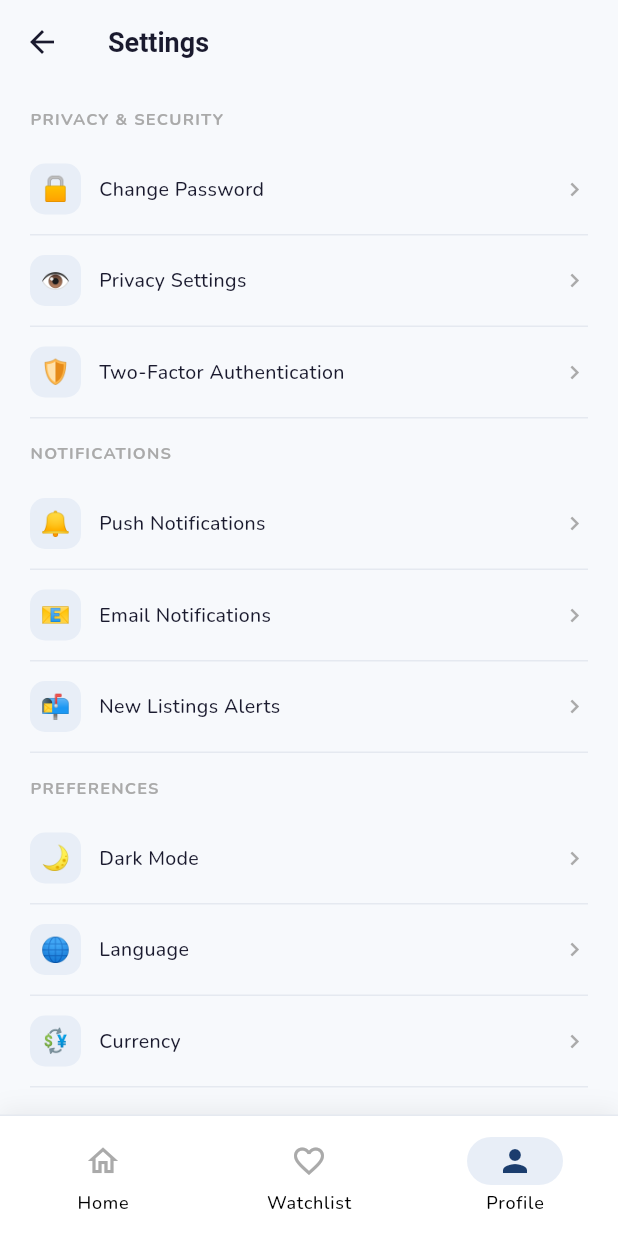
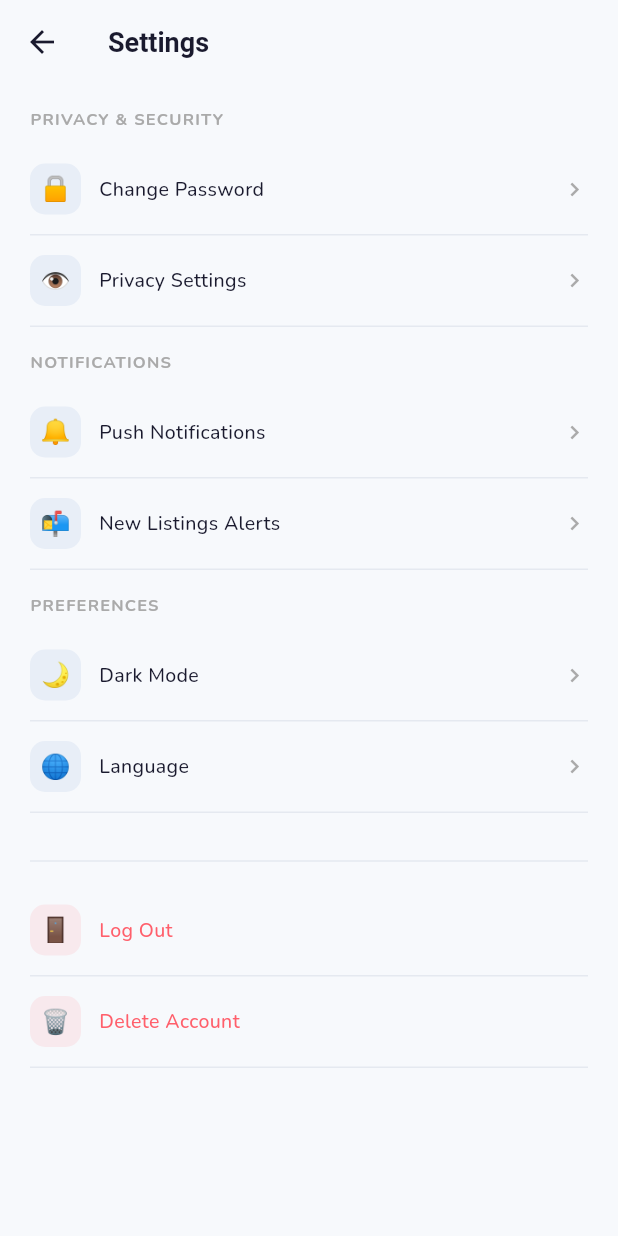
Before and after one commit to Firdaom/2GoodsMate, a Flutter app: the ProfileScreen screen opened by its route, after a tap on "⚙️", on a phone screen of 412 x 824 dp. Run offline on Flutter 3.47's test engine with Material 3 defaults, Android fonts, the phone set to English and light mode, and no system bars; our stand-ins replace cloud_firestore, firebase_auth, firebase_core, firebase_storage, flutter_riverpod, go_router and 2 more; accounts and stored records are empty; network calls fail.

Commit message:
button tab bar& register

```diff
--- a/lib/core/router/app_router.dart
+++ b/lib/core/router/app_router.dart
@@ -1,6 +1,8 @@
 import 'package:go_router/go_router.dart';
 import 'package:firebase_auth/firebase_auth.dart';
 import 'package:flutter/material.dart';
+import 'package:anigoods/models/item_model.dart';
+import 'package:anigoods/models/user_model.dart';
 import 'package:anigoods/features/auth/screens/login_screen.dart';
 import 'package:anigoods/features/auth/screens/register_screen.dart';
 import 'package:anigoods/features/auth/screens/verify_email_screen.dart';
@@ -10,9 +12,16 @@
 import 'package:anigoods/features/splash/screens/splash_screen.dart';
 import 'package:anigoods/features/landing/screens/landing_screen.dart';
 import 'package:anigoods/core/widgets/main_shell.dart';
+import 'package:anigoods/features/item_detail/screens/item_detail_screen.dart';
+import 'package:anigoods/features/profile/screens/setting_screen.dart';
+import 'package:anigoods/features/profile/screens/edit_profile_screen.dart';
 import 'dart:async';
 
-// Enum for route NAMES — used with context.goNamed() / context.pushNamed()
+// สร้าง Navigator Key เพื่อแยกเลเยอร์ (Root = เต็มจอ, Shell = มีเมนูล่าง)
+final _rootNavigatorKey = GlobalKey<NavigatorState>(debugLabel: 'root');
+final _shellNavigatorKey = GlobalKey<NavigatorState>(debugLabel: 'shell');
+
+// Enum for route NAMES
 enum RouteNames {
   splash,
   landing,
@@ -21,11 +30,12 @@
   verifyEmail,
   home,
   watchlist,
-  profile;
+  profile,
+  itemDetail,
+  editProfile,
+  settings;
 
-  // Helper getter — converts enum value to its path string
-  // e.g. RouteNames.home.path → '/home'
-  // GoRouter requires a String for 'path', this keeps path & name in sync
+  // Helper getter
   String get path {
     switch (this) {
       case RouteNames.splash:
@@ -44,19 +54,26 @@
         return '/watchlist';
       case RouteNames.profile:
         return '/profile';
+      case RouteNames.itemDetail:
+        return '/item-detail';
+      case RouteNames.settings:
+        return '/settings';
+      case RouteNames.editProfile:
+        return '/edit-profile';
     }
   }
 }
 
 // GoRouter instance with auth redirect logic
 final appRouter = GoRouter(
+  navigatorKey: _rootNavigatorKey,
   initialLocation: RouteNames.splash.path,
-  debugLogDiagnostics: true, // Remove in production
-  refreshListenable: GoRouterRefreshStream(FirebaseAuth.instance.authStateChanges()),
+  debugLogDiagnostics: true,
+  refreshListenable: GoRouterRefreshStream(
+    FirebaseAuth.instance.authStateChanges(),
+  ),
   redirect: (context, state) {
-    // Check if user is logged in
     final isLoggedIn = FirebaseAuth.instance.currentUser != null;
-    final isEmailVerified = FirebaseAuth.instance.currentUser?.emailVerified ?? false;
 
     final isSplash = state.matchedLocation == RouteNames.splash.path;
     final isLanding = state.matchedLocation == RouteNames.landing.path;
@@ -64,39 +81,18 @@
     final isRegistering = state.matchedLocation == RouteNames.register.path;
     final isVerifyingEmail = state.matchedLocation == RouteNames.verifyEmail.path;
 
-    // Allow splash screen for everyone
-    if (isSplash) {
+    if (isSplash) return null;
+
+    if (!isLoggedIn) {
+      final isAuthPage = isLanding || isLoggingIn || isRegistering || isSplash;
+      if (!isAuthPage) return RouteNames.login.path;
       return null;
     }
 
-    // ถ้ายังไม่ได้ล็อกอิน
-    if (!isLoggedIn) {
-      // หน้าที่อนุญาตให้คนไม่ล็อกอินเข้าได้
-      final isAuthPage = isLanding || isLoggingIn || isRegistering || isSplash;
-
-      // ถ้าพยายามเข้าหน้าอื่น (เช่น /home) ให้เตะกลับไปหน้า login
-      if (!isAuthPage) return RouteNames.login.path; // หรือ landing.path ก็ได้ครับ
-
-      return null;
-    }
-
-    // ✅ Email verification disabled temporarily
-    // If logged in but email not verified, show verify email screen
-    // if (isLoggedIn && !isEmailVerified) {
-    //   // If not already on verify page, redirect to it
-    //   if (!isVerifyingEmail) {
-    //     return RouteNames.verifyEmail.path;
-    //   }
-    //   // If already on verify page, stay there
-    //   return null;
-    // }
-
-    // If logged in and still on auth pages, redirect to home
     if (isLoggedIn && (isLanding || isLoggingIn || isRegistering || isVerifyingEmail)) {
       return RouteNames.home.path;
     }
 
-    // No redirect needed
     return null;
   },
   routes: [
@@ -125,36 +121,93 @@
       name: RouteNames.verifyEmail.name,
       builder: (context, state) => const VerifyEmailScreen(),
     ),
-    // ShellRoute wraps home/watchlist/profile with bottom navigation bar
+
+    // หน้า Item Detail (ทับเต็มจอ)
+    GoRoute(
+      path: RouteNames.itemDetail.path,
+      name: RouteNames.itemDetail.name,
+      parentNavigatorKey: _rootNavigatorKey,
+      builder: (context, state) {
+        final args = state.extra as Map?;
+
+        if (args == null || args['item'] == null) {
+          return Scaffold(
+            backgroundColor: const Color(0xFF131313),
+            appBar: AppBar(backgroundColor: Colors.transparent, elevation: 0),
+            body: Center(
+              child: Column(
+                mainAxisAlignment: MainAxisAlignment.center,
+                children: [
+                  const Text('⚠️', style: TextStyle(fontSize: 48)),
+                  const SizedBox(height: 16),
+                  const Text(
+                    'Item data lost due to page refresh.',
+                    style: TextStyle(color: Colors.white, fontSize: 16),
+                  ),
+                  const SizedBox(height: 16),
+                  ElevatedButton(
+                    onPressed: () => context.go('/home'),
+                    child: const Text('Back to Home'),
+                  ),
+                ],
+              ),
+            ),
+          );
+        }
+
+        return ItemDetailScreen(
+          item: args['item'] as ItemModel,
+          isWatchlisted: args['isWatchlisted'] as bool? ?? false,
+          onWatchlistToggle: args['onWatchlistToggle'] as void Function()? ?? () {},
+        );
+      },
+    ),
+    // หน้า Settings (ทับเต็มจอ)
+    GoRoute(
+      path: RouteNames.settings.path,
+      name: RouteNames.settings.name,
+      parentNavigatorKey: _rootNavigatorKey,
+      builder: (context, state) => const SettingsScreen(),
+    ),
+    // หน้า Edit Profile (ทับเต็มจอ)
+    GoRoute(
+      path: RouteNames.editProfile.path,
+      name: RouteNames.editProfile.name,
+      parentNavigatorKey: _rootNavigatorKey,
+      builder: (context, state) {
+        final user = state.extra as UserModel?;
+        return EditProfileScreen(user: user);
+      },
+    ),
+
+    // 👇 ShellRoute: กลุ่มหน้าจอที่มีเมนูด้านล่าง (Bottom Nav Bar)
     ShellRoute(
+      navigatorKey: _shellNavigatorKey,
       builder: (context, state, child) => MainShell(child: child),
       routes: [
         GoRoute(
           path: RouteNames.home.path,
           name: RouteNames.home.name,
-          pageBuilder: (context, state) => NoTransitionPage(
-            child: const HomeScreen(),
-          ),
+          pageBuilder: (context, state) =>
+              NoTransitionPage(child: const HomeScreen()),
         ),
+        // ✅ เอา Watchlist กลับมาไว้ตรงนี้แล้วครับ!
         GoRoute(
           path: RouteNames.watchlist.path,
           name: RouteNames.watchlist.name,
-          pageBuilder: (context, state) => NoTransitionPage(
-            child: const WatchlistScreen(),
-          ),
+          pageBuilder: (context, state) =>
+              NoTransitionPage(child: const WatchlistScreen()),
         ),
         GoRoute(
           path: RouteNames.profile.path,
           name: RouteNames.profile.name,
-          pageBuilder: (context, state) => NoTransitionPage(
-            child: const ProfileScreen(),
-          ),
+          pageBuilder: (context, state) =>
+              NoTransitionPage(child: const ProfileScreen()),
         ),
       ],
     ),
   ],
 );
-
 
 class GoRouterRefreshStream extends ChangeNotifier {
   GoRouterRefreshStream(Stream<dynamic> stream) {
--- a/lib/features/profile/screens/profile_screen.dart
+++ b/lib/features/profile/screens/profile_screen.dart
@@ -10,6 +10,7 @@
 import 'package:anigoods/core/widgets/common_widgets.dart';
 import 'package:anigoods/features/profile/screens/setting_screen.dart';
 import 'package:anigoods/features/profile/screens/edit_profile_screen.dart';
+import 'package:go_router/go_router.dart';
 
 // ════════════════════════════════════════════════════════
 // PROFILE
@@ -119,14 +120,15 @@
               ),
               const SizedBox(height: 28),
 
-              const SectionLabel( 'ACCOUNT'),
+             const SectionLabel( 'ACCOUNT'),
               const SizedBox(height: 8),
+
               SettingsRow(
                 emoji: '👤',
                 label: 'Personal Information',
                 onTap: () async {
-                  await Navigator.push(
-                    context,
+                  // 👇 1. เพิ่ม rootNavigator: true ตรงนี้ เพื่อให้ Bottom Bar หายไปตอนแก้โปรไฟล์
+                  await Navigator.of(context, rootNavigator: true).push(
                     MaterialPageRoute(
                       builder: (_) => EditProfileScreen(user: _user),
                     ),
@@ -136,13 +138,11 @@
               ),
               const SettingsRow(emoji: '❤️', label: 'My Watchlist'),
               const SettingsRow(emoji: '📦', label: 'My Listings'),
+
               SettingsRow(
                 emoji: '⚙️',
                 label: 'Settings',
-                onTap: () => Navigator.push(
-                  context,
-                  MaterialPageRoute(builder: (_) => const SettingsScreen()),
-                ),
+                onTap: () => context.push('/settings'),
               ),
             ],
           ),
--- a/lib/features/profile/screens/setting_screen.dart
+++ b/lib/features/profile/screens/setting_screen.dart
@@ -54,25 +54,16 @@
             const SizedBox(height: 8),
             const SettingsRow(emoji: '🔒', label: 'Change Password'),
             const SettingsRow(emoji: '👁️', label: 'Privacy Settings'),
-            const SettingsRow(emoji: '🛡️', label: 'Two-Factor Authentication'),
             const SizedBox(height: 16),
             const SectionLabel( 'NOTIFICATIONS'),
             const SizedBox(height: 8),
             const SettingsRow(emoji: '🔔', label: 'Push Notifications'),
-            const SettingsRow(emoji: '📧', label: 'Email Notifications'),
             const SettingsRow(emoji: '📬', label: 'New Listings Alerts'),
             const SizedBox(height: 16),
             const SectionLabel( 'PREFERENCES'),
             const SizedBox(height: 8),
             const SettingsRow(emoji: '🌙', label: 'Dark Mode'),
             const SettingsRow(emoji: '🌐', label: 'Language'),
-            const SettingsRow(emoji: '💱', label: 'Currency'),
-            const SizedBox(height: 16),
-            const SectionLabel( 'LEGAL'),
-            const SizedBox(height: 8),
-            const SettingsRow(emoji: '📄', label: 'Terms of Service'),
-            const SettingsRow(emoji: '🔐', label: 'Privacy Policy'),
-            const SettingsRow(emoji: 'ℹ️', label: 'App Version 1.0.0'),
             const SizedBox(height: 24),
             Divider(color: AppTheme.border),
             const SizedBox(height: 8),
```
Also changed, not shown: lib/features/auth/screens/register_screen.dart (+105 -56 lines), lib/features/home/screens/home_screen.dart (+12 -12 lines), lib/features/watchlist/screens/watchlist_screen.dart (+10 -12 lines), 1 other file.
